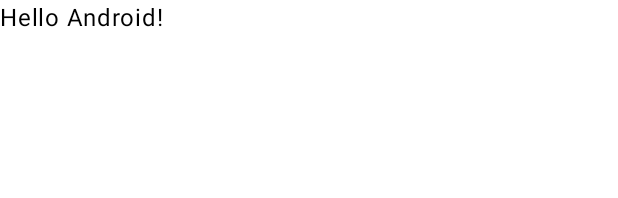
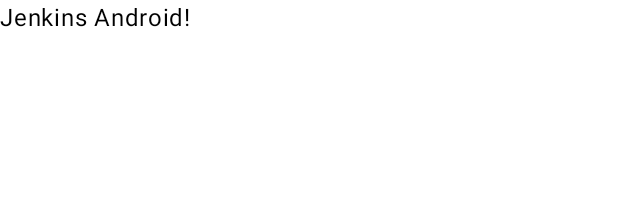
Before and after one commit to pranit-khot/ForTest, an Android app built with Jetpack Compose: the @Preview function GreetingPreview, on a phone screen of 412 x 824 dp. Shown: the top 198 px of the screen. Run offline under Robolectric (Android 15) with nearby library versions, the phone set to English and light mode, and no system bars.

Commit message:
test new jenkins

```diff
--- a/app/src/main/java/com/example/fortest/MainActivity.kt
+++ b/app/src/main/java/com/example/fortest/MainActivity.kt
@@ -33,7 +33,7 @@ class MainActivity : ComponentActivity() {
 @Composable
 fun Greeting(name: String, modifier: Modifier = Modifier) {
     Text(
-        text = "Hello $name!",
+        text = "Jenkins $name!",
         modifier = modifier
     )
 }
```
